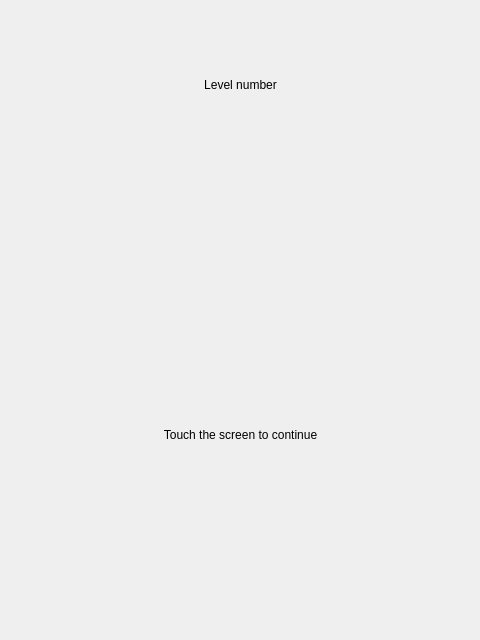
This is src/3rdparty/games/qtmaze/formbase.ui in goldelico/letux-qtmoko as Qt 5 draws it before an edit. The edited form follows.
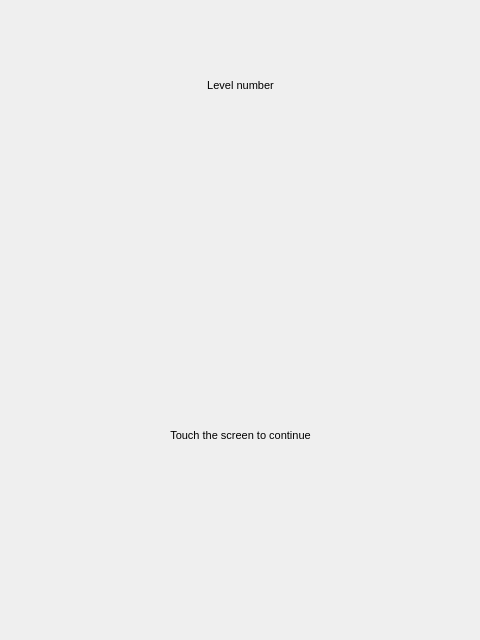
This is the edited form. Icons and pictures are not drawn.

```diff
--- a/src/3rdparty/games/qtmaze/formbase.ui
+++ b/src/3rdparty/games/qtmaze/formbase.ui
@@ -85,9 +85,14 @@
      <x>0</x>
      <y>70</y>
      <width>481</width>
-     <height>30</height>
+     <height>31</height>
     </rect>
    </property>
+   <property name="font">
+    <font>
+     <pointsize>8</pointsize>
+    </font>
+   </property>
    <property name="text">
     <string>Level number</string>
    </property>
@@ -123,9 +128,14 @@
      <x>0</x>
      <y>420</y>
      <width>481</width>
-     <height>30</height>
+     <height>31</height>
     </rect>
    </property>
+   <property name="font">
+    <font>
+     <pointsize>8</pointsize>
+    </font>
+   </property>
    <property name="text">
     <string>Touch the screen to continue</string>
    </property>
```
Left out of the diff: 74 changed lines with no effect on the pictures.
